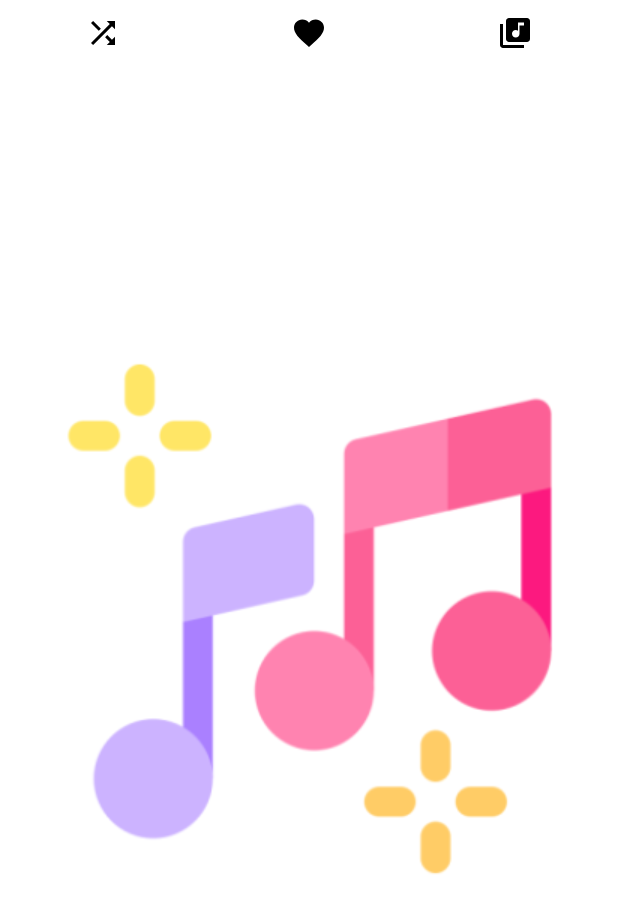
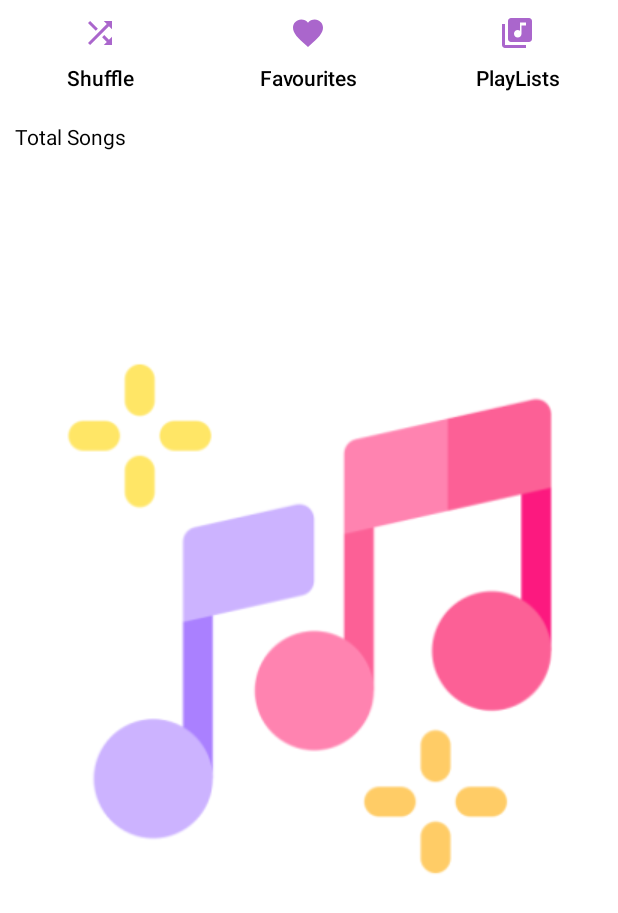
Before and after one commit to kainfuon/MusicPlayer, an Android app: the layout activity_main.xml on its own in the app's theme, with its tools: preview values and no code run, on a phone screen of 412 x 824 dp. Shown: the top 913 px of the screen. Run offline under Robolectric (Android 15) with nearby library versions, the phone set to English and light mode, and no system bars.

Commit message:
activityPlayer commit

```diff
--- a/app/src/main/AndroidManifest.xml
+++ b/app/src/main/AndroidManifest.xml
@@ -13,6 +13,9 @@
         android:theme="@style/splash_screen"
         tools:targetApi="31">
         <activity
+            android:name=".PlayerActivity"
+            android:exported="false" />
+        <activity
             android:name=".MainActivity"
             android:exported="true">
             <intent-filter>
--- a/app/src/main/res/drawable/favourite_icon.xml
+++ b/app/src/main/res/drawable/favourite_icon.xml
@@ -1,5 +1,10 @@
-<vector android:height="24dp" android:tint="#000000"
-    android:viewportHeight="24" android:viewportWidth="24"
-    android:width="24dp" xmlns:android="http://schemas.android.com/apk/res/android">
-    <path android:fillColor="@android:color/white" android:pathData="M12,21.35l-1.45,-1.32C5.4,15.36 2,12.28 2,8.5 2,5.42 4.42,3 7.5,3c1.74,0 3.41,0.81 4.5,2.09C13.09,3.81 14.76,3 16.5,3 19.58,3 22,5.42 22,8.5c0,3.78 -3.4,6.86 -8.55,11.54L12,21.35z"/>
+<vector
+    android:height="24dp"
+    android:viewportHeight="24"
+    android:viewportWidth="24"
+    android:width="24dp"
+    xmlns:android="http://schemas.android.com/apk/res/android">
+    <path
+        android:fillColor="@android:color/holo_purple"
+        android:pathData="M12,21.35l-1.45,-1.32C5.4,15.36 2,12.28 2,8.5 2,5.42 4.42,3 7.5,3c1.74,0 3.41,0.81 4.5,2.09C13.09,3.81 14.76,3 16.5,3 19.58,3 22,5.42 22,8.5c0,3.78 -3.4,6.86 -8.55,11.54L12,21.35z"/>
 </vector>
--- /dev/null
+++ b/app/src/main/res/drawable/pause_icon.xml
@@ -0,0 +1,5 @@
+<vector android:height="24dp" android:tint="#000000"
+    android:viewportHeight="24" android:viewportWidth="24"
+    android:width="24dp" xmlns:android="http://schemas.android.com/apk/res/android">
+    <path android:fillColor="@android:color/white" android:pathData="M6,19h4L10,5L6,5v14zM14,5v14h4L18,5h-4z"/>
+</vector>
--- /dev/null
+++ b/app/src/main/res/drawable/play_icon.xml
@@ -0,0 +1,5 @@
+<vector android:height="24dp" android:tint="#000000"
+    android:viewportHeight="24" android:viewportWidth="24"
+    android:width="24dp" xmlns:android="http://schemas.android.com/apk/res/android">
+    <path android:fillColor="@android:color/white" android:pathData="M8,5v14l11,-7z"/>
+</vector>
--- a/app/src/main/res/drawable/playlist_icon.xml
+++ b/app/src/main/res/drawable/playlist_icon.xml
@@ -1,5 +1,10 @@
-<vector android:height="24dp" android:tint="#000000"
-    android:viewportHeight="24" android:viewportWidth="24"
-    android:width="24dp" xmlns:android="http://schemas.android.com/apk/res/android">
-    <path android:fillColor="@android:color/white" android:pathData="M20,2L8,2c-1.1,0 -2,0.9 -2,2v12c0,1.1 0.9,2 2,2h12c1.1,0 2,-0.9 2,-2L22,4c0,-1.1 -0.9,-2 -2,-2zM18,7h-3v5.5c0,1.38 -1.12,2.5 -2.5,2.5S10,13.88 10,12.5s1.12,-2.5 2.5,-2.5c0.57,0 1.08,0.19 1.5,0.51L14,5h4v2zM4,6L2,6v14c0,1.1 0.9,2 2,2h14v-2L4,20L4,6z"/>
+<vector xmlns:android="http://schemas.android.com/apk/res/android"
+    android:height="24dp"
+    android:viewportHeight="24"
+    android:viewportWidth="24"
+    android:width="24dp">
+
+    <path
+        android:fillColor="@android:color/holo_purple"
+        android:pathData="M20,2L8,2c-1.1,0 -2,0.9 -2,2v12c0,1.1 0.9,2 2,2h12c1.1,0 2,-0.9 2,-2L22,4c0,-1.1 -0.9,-2 -2,-2zM18,7h-3v5.5c0,1.38 -1.12,2.5 -2.5,2.5S10,13.88 10,12.5s1.12,-2.5 2.5,-2.5c0.57,0 1.08,0.19 1.5,0.51L14,5h4v2zM4,6L2,6v14c0,1.1 0.9,2 2,2h14v-2L4,20L4,6z"/>
 </vector>
--- /dev/null
+++ b/app/src/main/res/drawable/previous_icon.xml
@@ -0,0 +1,5 @@
+<vector android:autoMirrored="true" android:height="24dp"
+    android:tint="#000000" android:viewportHeight="24"
+    android:viewportWidth="24" android:width="24dp" xmlns:android="http://schemas.android.com/apk/res/android">
+    <path android:fillColor="@android:color/white" android:pathData="M15.41,7.41L14,6l-6,6 6,6 1.41,-1.41L10.83,12z"/>
+</vector>
--- a/app/src/main/res/drawable/shuffle_icon.xml
+++ b/app/src/main/res/drawable/shuffle_icon.xml
@@ -1,5 +1,10 @@
-<vector android:height="24dp" android:tint="#000000"
-    android:viewportHeight="24" android:viewportWidth="24"
-    android:width="24dp" xmlns:android="http://schemas.android.com/apk/res/android">
-    <path android:fillColor="@android:color/white" android:pathData="M10.59,9.17L5.41,4 4,5.41l5.17,5.17 1.42,-1.41zM14.5,4l2.04,2.04L4,18.59 5.41,20 17.96,7.46 20,9.5L20,4h-5.5zM14.83,13.41l-1.41,1.41 3.13,3.13L14.5,20L20,20v-5.5l-2.04,2.04 -3.13,-3.13z"/>
+<vector
+    android:height="24dp"
+    android:viewportHeight="24"
+    android:viewportWidth="24"
+    android:width="24dp"
+    xmlns:android="http://schemas.android.com/apk/res/android">
+    <path
+        android:fillColor="@android:color/holo_purple"
+        android:pathData="M10.59,9.17L5.41,4 4,5.41l5.17,5.17 1.42,-1.41zM14.5,4l2.04,2.04L4,18.59 5.41,20 17.96,7.46 20,9.5L20,4h-5.5zM14.83,13.41l-1.41,1.41 3.13,3.13L14.5,20L20,20v-5.5l-2.04,2.04 -3.13,-3.13z"/>
 </vector>
--- a/app/src/main/res/layout/activity_main.xml
+++ b/app/src/main/res/layout/activity_main.xml
@@ -14,7 +14,7 @@
 <!--        for buttons-->
         <LinearLayout
             android:layout_width="match_parent"
-            android:layout_height="100dp"
+            android:layout_height="wrap_content"
             android:orientation="horizontal">
 
             <Button
@@ -23,7 +23,10 @@
                 android:layout_weight="1"
                 android:contentDescription="@string/shuffle_btn"
                 style="@style/Widget.AppCompat.Button.Borderless"
-                android:drawableTop="@drawable/shuffle_icon"/>
+                android:drawableTop="@drawable/shuffle_icon"
+                android:text="@string/shuffle_btn"
+                android:textColor="@color/black"
+                android:textAllCaps="false"/>
 
 
             <Button
@@ -32,7 +35,10 @@
                 android:layout_weight="1"
                 android:contentDescription="@string/favourites_btn"
                 style="@style/Widget.AppCompat.Button.Borderless"
-                android:drawableTop="@drawable/favourite_icon"/>
+                android:drawableTop="@drawable/favourite_icon"
+                android:text="@string/favourites_btn"
+                android:textColor="@color/black"
+                android:textAllCaps="false"/>
 
             <Button
                 android:layout_width="wrap_content"
@@ -40,9 +46,25 @@
                 android:layout_weight="1"
                 android:contentDescription="@string/playlist_btn"
                 style="@style/Widget.AppCompat.Button.Borderless"
-                android:drawableTop="@drawable/playlist_icon"/>
+                android:drawableTop="@drawable/playlist_icon"
+                android:text="@string/playlist_btn"
+                android:textColor="@color/black"
+                android:textAllCaps="false"/>
 
         </LinearLayout>
+
+        <TextView
+            android:layout_width="match_parent"
+            android:layout_height="wrap_content"
+            android:text="@string/total_songs"
+            android:textColor="@color/black"
+            android:layout_margin="10dp"/>
+
+        <androidx.recyclerview.widget.RecyclerView
+            android:layout_width="match_parent"
+            android:layout_height="match_parent"/>
+
+
     </LinearLayout>
 
 </androidx.constraintlayout.widget.ConstraintLayout>
--- /dev/null
+++ b/app/src/main/res/values/custom_styles.xml
@@ -0,0 +1,6 @@
+<?xml version="1.0" encoding="utf-8"?>
+<resources>
+    <style name="curved">
+        <item name="cornerSize">15%</item>
+    </style>
+</resources>
--- a/app/src/main/res/values/strings.xml
+++ b/app/src/main/res/values/strings.xml
@@ -3,4 +3,10 @@
     <string name="shuffle_btn">Shuffle</string>
     <string name="favourites_btn">Favourites</string>
     <string name="playlist_btn">PlayLists</string>
+    <string name="total_songs">Total Songs</string>
+    <string name="world_of_music">World of Music</string>
+    <string name="song_name">Song Name</string>
+    <string name="back_btn">Back</string>
+    <string name="start_tv">00:00</string>
+    <string name="end_tv">Loading..</string>
 </resources>
```
Also changed, not shown: app/src/main/java/com/example/musicPlayer/PlayerActivity.kt (added, +11 -0 lines), app/src/main/res/drawable/back_icon.xml (added, +13 -0 lines), app/src/main/res/drawable/favourite_empty_icon.xml (added, +8 -0 lines), app/src/main/res/drawable/next_icon.xml (added, +12 -0 lines), app/src/main/res/layout/activity_player.xml (added, +119 -0 lines), app/src/main/res/values/colors.xml (+7 -0 lines).
